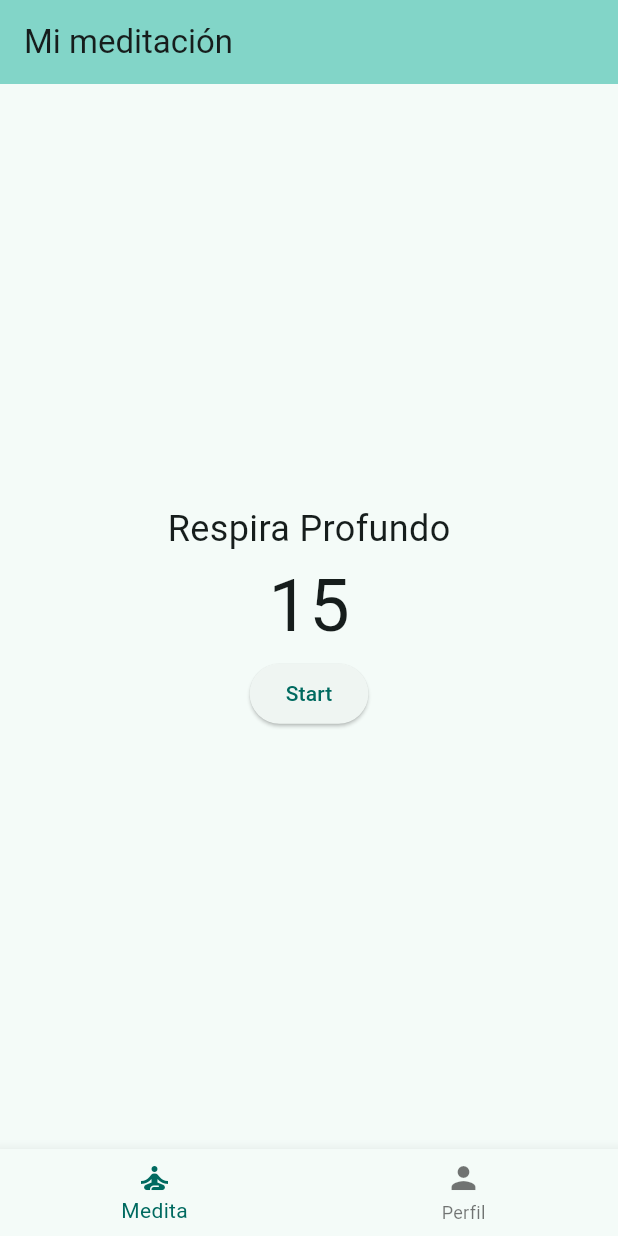
After one commit to Maxiado/Meditaciones-Alfa-Omega, a Flutter app: the screen it shows after launch, on a phone screen of 412 x 824 dp. The commit adds this screen. Run offline on Flutter 3.47's test engine with Material 3 defaults, Android fonts, the phone set to English and light mode, and no system bars.

Commit message:
Primer prototipo de pantallas Home y Perfil

```diff
--- /dev/null
+++ b/meditacion_alpha_omega/lib/models/meditation_session.dart
@@ -0,0 +1,6 @@
+class MeditationSession {
+  final int durationMinutes;
+  final DateTime dateTime;
+
+  MeditationSession(this.durationMinutes, this.dateTime);
+}
--- /dev/null
+++ b/meditacion_alpha_omega/lib/screens/home_screen.dart
@@ -0,0 +1,48 @@
+import 'package:flutter/material.dart';
+import '../models/meditation_session.dart';
+import 'timer_screen.dart';
+import 'profile_screen.dart';
+
+class HomeScreen extends StatefulWidget {
+  const HomeScreen({super.key});
+  @override
+  State<HomeScreen> createState() => _HomeScreenState();
+}
+
+class _HomeScreenState extends State<HomeScreen> {
+  int _currentIndex = 0;
+  final List<MeditationSession> _history = [];
+
+  void _onTabTapped(int index) {
+    setState(() {
+      _currentIndex = index;
+    });
+  }
+
+  @override
+  Widget build(BuildContext context) {
+    final List<Widget> screens = [
+      const TimerScreen(),
+      ProfileScreen(history: _history),
+    ];
+
+    return Scaffold(
+      appBar: AppBar(
+        backgroundColor: Theme.of(context).colorScheme.inversePrimary,
+        title: const Text('Mi meditación'),
+      ),
+      body: screens[_currentIndex],
+      bottomNavigationBar: BottomNavigationBar(
+        currentIndex: _currentIndex,
+        onTap: _onTabTapped,
+        items: const [
+          BottomNavigationBarItem(
+            icon: Icon(Icons.self_improvement),
+            label: 'Medita',
+          ),
+          BottomNavigationBarItem(icon: Icon(Icons.person), label: 'Perfil'),
+        ],
+      ),
+    );
+  }
+}
--- /dev/null
+++ b/meditacion_alpha_omega/lib/screens/timer_screen.dart
@@ -0,0 +1,31 @@
+import 'package:flutter/material.dart';
+
+class TimerScreen extends StatefulWidget {
+  const TimerScreen({super.key});
+
+  @override
+  State<TimerScreen> createState() => _TimerScreenState();
+}
+
+class _TimerScreenState extends State<TimerScreen> {
+  int minutes = 15;
+
+  @override
+  Widget build(BuildContext context) {
+    return Center(
+      child: Column(
+        mainAxisAlignment: MainAxisAlignment.center,
+        children: [
+          const Text("Respira Profundo", style: TextStyle(fontSize: 24)),
+          Text(minutes.toString(), style: const TextStyle(fontSize: 48)),
+          ElevatedButton(
+            onPressed: () {
+              print("Boton Start presionado");
+            },
+            child: const Text("Start"),
+          ),
+        ],
+      ),
+    );
+  }
+}
```
Also changed, not shown: meditacion_alpha_omega/lib/main.dart (+3 -43 lines), meditacion_alpha_omega/lib/screens/profile_screen.dart (added, +17 -0 lines).
